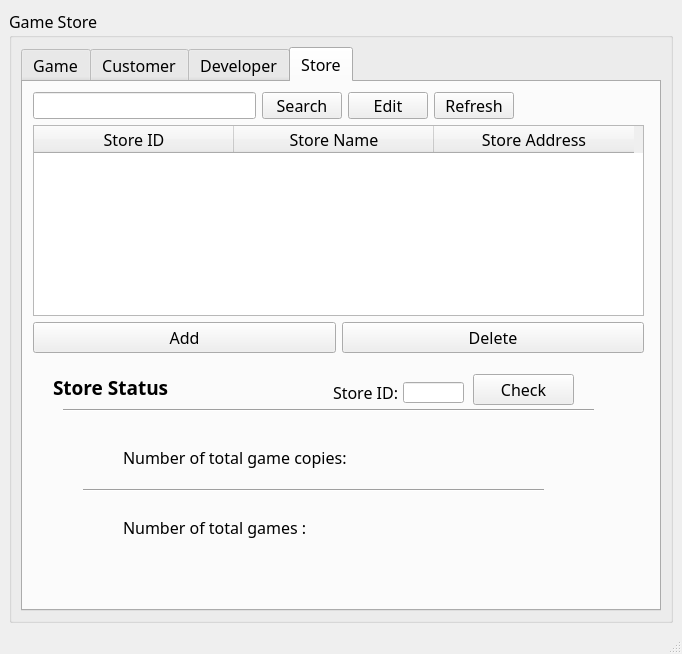
Qt form a.ui (XiaoshuaiGeng/Gameshop-GSMS) before a commit.
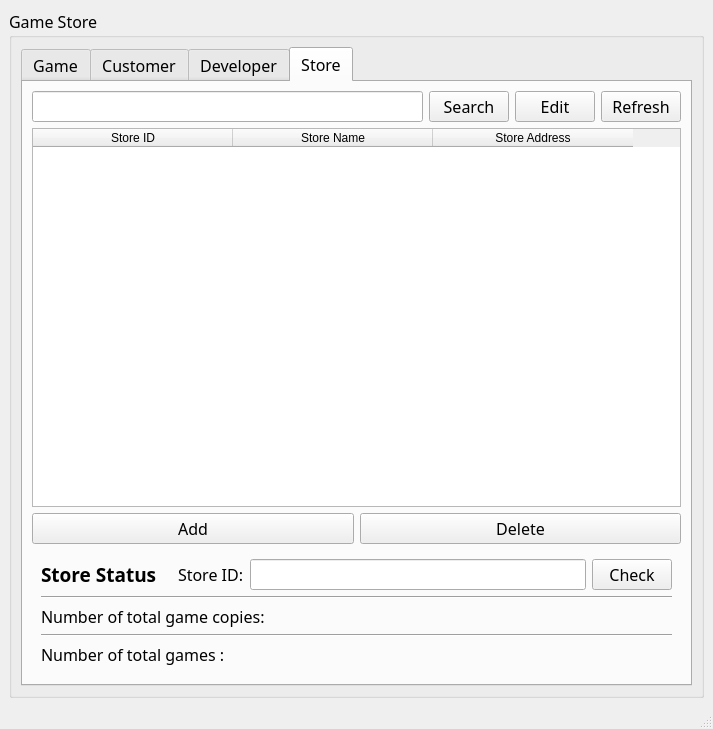
The same form after that commit. The open tabs and pages were chosen to show the change.

The edit to the form file:
```diff
--- a/a.ui
+++ b/a.ui
@@ -6,8 +6,8 @@
    <rect>
     <x>0</x>
     <y>0</y>
-    <width>682</width>
-    <height>654</height>
+    <width>713</width>
+    <height>729</height>
    </rect>
   </property>
   <property name="windowTitle">
@@ -862,24 +862,115 @@
                 <attribute name="title">
                  <string>Store</string>
                 </attribute>
+                <layout class="QVBoxLayout" name="verticalLayout_9">
+                 <item>
+                  <layout class="QHBoxLayout" name="horizontalLayout_2">
+                   <item>
+                    <widget class="QLineEdit" name="searchBox1_6"/>
+                   </item>
+                   <item>
+                    <widget class="QPushButton" name="search1_6">
+                     <property name="text">
+                      <string>Search</string>
+                     </property>
+                    </widget>
+                   </item>
+                   <item>
+                    <widget class="QPushButton" name="Edit1_6">
+                     <property name="text">
+                      <string>Edit</string>
+                     </property>
+                    </widget>
+                   </item>
+                   <item>
+                    <widget class="QPushButton" name="RefreshBtn_6">
+                     <property name="text">
+                      <string>Refresh</string>
+                     </property>
+                    </widget>
+                   </item>
+                  </layout>
+                 </item>
+                 <item>
+                  <widget class="QTableWidget" name="t_3">
+                   <property name="sizePolicy">
+                    <sizepolicy hsizetype="Expanding" vsizetype="Expanding">
+                     <horstretch>0</horstretch>
+                     <verstretch>4</verstretch>
+                    </sizepolicy>
+                   </property>
+                   <property name="sizeIncrement">
+                    <size>
+                     <width>0</width>
+                     <height>0</height>
+                    </size>
+                   </property>
+                   <property name="baseSize">
+                    <size>
+                     <width>0</width>
+                     <height>0</height>
+                    </size>
+                   </property>
+                   <property name="editTriggers">
+                    <set>QAbstractItemView::NoEditTriggers</set>
+                   </property>
+                   <attribute name="horizontalHeaderDefaultSectionSize">
+                    <number>200</number>
+                   </attribute>
+                   <column>
+                    <property name="text">
+                     <string>Store ID</string>
+                    </property>
+                   </column>
+                   <column>
+                    <property name="text">
+                     <string>Store Name</string>
+                    </property>
+                   </column>
+                   <column>
+                    <property name="text">
+                     <string>Store Address</string>
+                    </property>
+                   </column>
+                  </widget>
+                 </item>
+                 <item>
+                  <layout class="QHBoxLayout" name="horizontalLayout_8">
+                   <item>
+                    <widget class="QPushButton" name="add1_6">
+                     <property name="sizePolicy">
+                      <sizepolicy hsizetype="Minimum" vsizetype="Minimum">
+                       <horstretch>0</horstretch>
+                       <verstretch>0</verstretch>
+                      </sizepolicy>
+                     </property>
+                     <property name="text">
+                      <string>Add</string>
+                     </property>
+                    </widget>
+                   </item>
+                   <item>
+                    <widget class="QPushButton" name="delete1_6">
+                     <property name="sizePolicy">
+                      <sizepolicy hsizetype="Minimum" vsizetype="Minimum">
+                       <horstretch>0</horstretch>
+                       <verstretch>0</verstretch>
+                      </sizepolicy>
+                     </property>
+                     <property name="text">
+                      <string>Delete</string>
+                     </property>
+                    </widget>
+                   </item>
+                  </layout>
+                 </item>
+                 <item>
                 <widget class="QWidget" name="widget_2" native="true">
-                 <property name="geometry">
-                  <rect>
-                   <x>20</x>
-                   <y>280</y>
-                   <width>591</width>
-                   <height>231</height>
-                  </rect>
-                 </property>
+                   <layout class="QVBoxLayout" name="verticalLayout_8">
+                    <item>
+                     <layout class="QHBoxLayout" name="horizontalLayout_7">
+                      <item>
                  <widget class="QLabel" name="label_4">
-                  <property name="geometry">
-                   <rect>
-                    <x>10</x>
-                    <y>10</y>
-                    <width>131</width>
-                    <height>31</height>
-                   </rect>
-                  </property>
                   <property name="minimumSize">
                    <size>
                     <width>131</width>
@@ -898,218 +989,62 @@
                    <string>Store Status</string>
                   </property>
                  </widget>
-                 <widget class="Line" name="line_2">
-                  <property name="geometry">
-                   <rect>
-                    <x>20</x>
-                    <y>40</y>
-                    <width>531</width>
-                    <height>16</height>
-                   </rect>
-                  </property>
-                  <property name="orientation">
-                   <enum>Qt::Horizontal</enum>
-                  </property>
-                 </widget>
-                 <widget class="QLineEdit" name="StoreIDInput">
-                  <property name="geometry">
-                   <rect>
-                    <x>360</x>
-                    <y>20</y>
-                    <width>61</width>
-                    <height>21</height>
-                   </rect>
-                  </property>
-                 </widget>
+                      </item>
+                      <item>
                  <widget class="QLabel" name="label_9">
-                  <property name="geometry">
-                   <rect>
-                    <x>290</x>
-                    <y>20</y>
-                    <width>81</width>
-                    <height>21</height>
-                   </rect>
-                  </property>
                   <property name="text">
                    <string>Store ID:</string>
                   </property>
                  </widget>
+                      </item>
+                      <item>
+                       <widget class="QLineEdit" name="StoreIDInput"/>
+                      </item>
+                      <item>
                  <widget class="QPushButton" name="CheckStoreStatusBtn">
-                  <property name="geometry">
-                   <rect>
-                    <x>430</x>
-                    <y>12</y>
-                    <width>101</width>
-                    <height>31</height>
-                   </rect>
-                  </property>
                   <property name="text">
                    <string>Check</string>
                   </property>
                  </widget>
+                      </item>
+                     </layout>
+                    </item>
+                    <item>
+                     <widget class="Line" name="line_2">
+                      <property name="orientation">
+                       <enum>Qt::Horizontal</enum>
+                      </property>
+                     </widget>
+                    </item>
+                    <item>
+                     <layout class="QVBoxLayout" name="verticalLayout_7">
+                      <item>
                  <widget class="QLabel" name="TotalGameCopies">
-                  <property name="geometry">
-                   <rect>
-                    <x>80</x>
-                    <y>80</y>
-                    <width>231</width>
-                    <height>31</height>
-                   </rect>
-                  </property>
                   <property name="text">
                    <string>Number of total game copies:</string>
                   </property>
                  </widget>
+                      </item>
+                      <item>
                  <widget class="Line" name="line_3">
-                  <property name="geometry">
-                   <rect>
-                    <x>40</x>
-                    <y>120</y>
-                    <width>461</width>
-                    <height>16</height>
-                   </rect>
-                  </property>
                   <property name="orientation">
                    <enum>Qt::Horizontal</enum>
                   </property>
                  </widget>
+                      </item>
+                      <item>
                  <widget class="QLabel" name="TotalGames">
-                  <property name="geometry">
-                   <rect>
-                    <x>80</x>
-                    <y>150</y>
-                    <width>231</width>
-                    <height>31</height>
-                   </rect>
-                  </property>
                   <property name="text">
                    <string>Number of total games :</string>
                   </property>
                  </widget>
-                </widget>
-                <widget class="QWidget" name="">
-                 <property name="geometry">
-                  <rect>
-                   <x>10</x>
-                   <y>10</y>
-                   <width>481</width>
-                   <height>27</height>
-                  </rect>
-                 </property>
-                 <layout class="QHBoxLayout" name="horizontalLayout_2">
-                  <item>
-                   <widget class="QLineEdit" name="searchBox1_6"/>
-                  </item>
-                  <item>
-                   <widget class="QPushButton" name="search1_6">
-                    <property name="text">
-                     <string>Search</string>
-                    </property>
-                   </widget>
-                  </item>
-                  <item>
-                   <widget class="QPushButton" name="Edit1_6">
-                    <property name="text">
-                     <string>Edit</string>
-                    </property>
-                   </widget>
-                  </item>
-                  <item>
-                   <widget class="QPushButton" name="RefreshBtn_6">
-                    <property name="text">
-                     <string>Refresh</string>
-                    </property>
-                   </widget>
-                  </item>
-                 </layout>
-                </widget>
-                <widget class="QWidget" name="">
-                 <property name="geometry">
-                  <rect>
-                   <x>10</x>
-                   <y>240</y>
-                   <width>611</width>
-                   <height>31</height>
-                  </rect>
-                 </property>
-                 <layout class="QHBoxLayout" name="horizontalLayout_8">
-                  <item>
-                   <widget class="QPushButton" name="add1_6">
-                    <property name="sizePolicy">
-                     <sizepolicy hsizetype="Minimum" vsizetype="Minimum">
-                      <horstretch>0</horstretch>
-                      <verstretch>0</verstretch>
-                     </sizepolicy>
-                    </property>
-                    <property name="text">
-                     <string>Add</string>
-                    </property>
-                   </widget>
-                  </item>
-                  <item>
-                   <widget class="QPushButton" name="delete1_6">
-                    <property name="sizePolicy">
-                     <sizepolicy hsizetype="Minimum" vsizetype="Minimum">
-                      <horstretch>0</horstretch>
-                      <verstretch>0</verstretch>
-                     </sizepolicy>
-                    </property>
-                    <property name="text">
-                     <string>Delete</string>
-                    </property>
-                   </widget>
-                  </item>
-                 </layout>
-                </widget>
-                <widget class="QTableWidget" name="t_3">
-                 <property name="geometry">
-                  <rect>
-                   <x>10</x>
-                   <y>43</y>
-                   <width>611</width>
-                   <height>191</height>
-                  </rect>
-                 </property>
-                 <property name="sizePolicy">
-                  <sizepolicy hsizetype="Expanding" vsizetype="Expanding">
-                   <horstretch>0</horstretch>
-                   <verstretch>4</verstretch>
-                  </sizepolicy>
-                 </property>
-                 <property name="sizeIncrement">
-                  <size>
-                   <width>0</width>
-                   <height>0</height>
-                  </size>
-                 </property>
-                 <property name="baseSize">
-                  <size>
-                   <width>0</width>
-                   <height>0</height>
-                  </size>
-                 </property>
-                 <property name="editTriggers">
-                  <set>QAbstractItemView::NoEditTriggers</set>
-                 </property>
-                 <attribute name="horizontalHeaderDefaultSectionSize">
-                  <number>200</number>
-                 </attribute>
-                 <column>
-                  <property name="text">
-                   <string>Store ID</string>
-                  </property>
-                 </column>
-                 <column>
-                  <property name="text">
-                   <string>Store Name</string>
-                  </property>
-                 </column>
-                 <column>
-                  <property name="text">
-                   <string>Store Address</string>
-                  </property>
-                 </column>
-                </widget>
+                      </item>
+                     </layout>
+                    </item>
+                   </layout>
+                  </widget>
+                 </item>
+                </layout>
                </widget>
               </widget>
              </item>
```
Left out of the diff: 532 changed lines with no effect on the pictures. Lines whose indentation alone changed are shown as unchanged.
